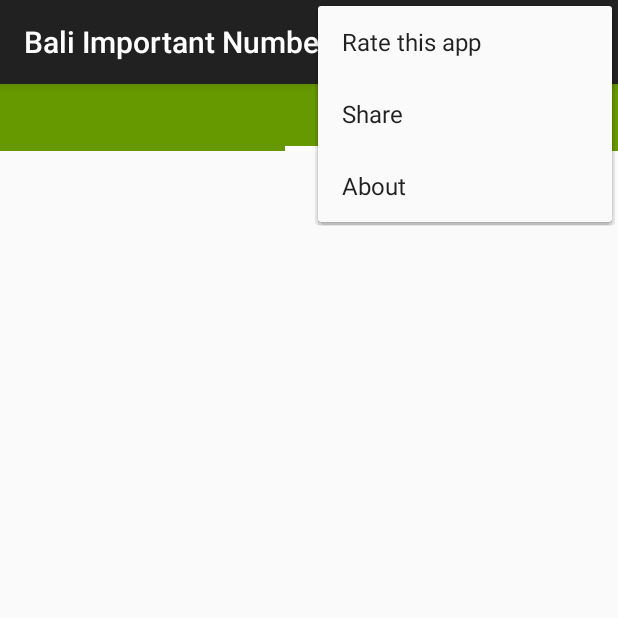
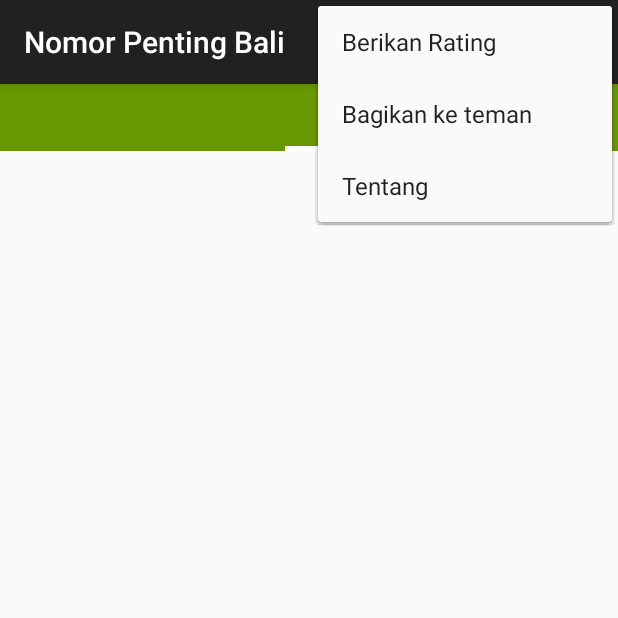
Before and after one commit to apps4bali/bali-important-numbers, an Android app: the screen it shows after launch (MainActivity), with the options menu open, on a phone screen of 412 x 824 dp, the top half of it. Run offline under Robolectric (Android 15) with nearby library versions, the phone set to English and light mode, and no system bars; our stand-ins replace Firebase (no records; nobody signed in at launch, a user with empty details on screens opened directly).

Commit message:
Changed package name and strings language.

```diff
--- a/app/build.gradle
+++ b/app/build.gradle
@@ -6,7 +6,7 @@ android {
     buildToolsVersion '28.0.3'
 
     defaultConfig {
-        applicationId "com.balicodes.balinumbers"
+        applicationId "com.apps4bali.nomorpenting"
         minSdkVersion 15
         targetSdkVersion 27
         versionCode 4
--- a/app/src/main/AndroidManifest.xml
+++ b/app/src/main/AndroidManifest.xml
@@ -1,6 +1,6 @@
 <?xml version="1.0" encoding="utf-8"?>
 <manifest xmlns:android="http://schemas.android.com/apk/res/android"
-    package="com.balicodes.balinumbers" >
+    package="com.apps4bali.nomorpenting" >
 
     <application
         android:allowBackup="true"
@@ -9,7 +9,7 @@
         android:theme="@style/AppTheme" >
 
         <activity
-            android:name=".MainActivity"
+            android:name="com.apps4bali.nomorpenting.MainActivity"
             android:label="@string/app_name_short" >
             <intent-filter>
                 <action android:name="android.intent.action.MAIN" />
--- a/app/src/main/java/com/balicodes/balinumbers/BaseListAdapter.java
+++ b/app/src/main/java/com/apps4bali/nomorpenting/BaseListAdapter.java
@@ -1,4 +1,4 @@
-package com.balicodes.balinumbers;
+package com.apps4bali.nomorpenting;
 
 import android.content.Context;
 import android.content.Intent;
@@ -10,7 +10,7 @@ import android.widget.BaseAdapter;
 import android.widget.Button;
 import android.widget.TextView;
 
-import com.balicodes.balinumbers.models.Contact;
+import com.apps4bali.nomorpenting.models.Contact;
 
 import java.util.List;
 
--- a/app/src/main/java/com/balicodes/balinumbers/MainActivity.java
+++ b/app/src/main/java/com/apps4bali/nomorpenting/MainActivity.java
@@ -1,4 +1,4 @@
-package com.balicodes.balinumbers;
+package com.apps4bali.nomorpenting;
 
 import android.app.AlertDialog;
 import android.content.ActivityNotFoundException;
@@ -14,7 +14,7 @@ import android.view.View;
 import android.widget.ProgressBar;
 import android.widget.Toast;
 
-import com.balicodes.balinumbers.models.Section;
+import com.apps4bali.nomorpenting.models.Section;
 import com.google.android.gms.tasks.OnCompleteListener;
 import com.google.android.gms.tasks.Task;
 import com.google.firebase.firestore.FirebaseFirestore;
--- a/app/src/main/java/com/balicodes/balinumbers/PagerAdapter.java
+++ b/app/src/main/java/com/apps4bali/nomorpenting/PagerAdapter.java
@@ -1,10 +1,10 @@
-package com.balicodes.balinumbers;
+package com.apps4bali.nomorpenting;
 
 import android.support.v4.app.Fragment;
 import android.support.v4.app.FragmentManager;
 import android.support.v4.app.FragmentPagerAdapter;
 
-import com.balicodes.balinumbers.models.Section;
+import com.apps4bali.nomorpenting.models.Section;
 
 import java.util.List;
 
--- a/app/src/main/java/com/balicodes/balinumbers/SectionFragment.java
+++ b/app/src/main/java/com/apps4bali/nomorpenting/SectionFragment.java
@@ -1,4 +1,4 @@
-package com.balicodes.balinumbers;
+package com.apps4bali.nomorpenting;
 
 import android.app.AlertDialog;
 import android.content.Intent;
@@ -16,7 +16,7 @@ import android.widget.LinearLayout;
 import android.widget.ListView;
 import android.widget.TextView;
 
-import com.balicodes.balinumbers.models.Contact;
+import com.apps4bali.nomorpenting.models.Contact;
 import com.google.android.gms.tasks.OnCompleteListener;
 import com.google.android.gms.tasks.Task;
 import com.google.firebase.firestore.FirebaseFirestore;
--- a/app/src/main/java/com/balicodes/balinumbers/models/Contact.java
+++ b/app/src/main/java/com/apps4bali/nomorpenting/models/Contact.java
@@ -1,4 +1,4 @@
-package com.balicodes.balinumbers.models;
+package com.apps4bali.nomorpenting.models;
 
 import com.google.firebase.firestore.QueryDocumentSnapshot;
 
--- a/app/src/main/java/com/balicodes/balinumbers/models/Section.java
+++ b/app/src/main/java/com/apps4bali/nomorpenting/models/Section.java
@@ -1,4 +1,4 @@
-package com.balicodes.balinumbers.models;
+package com.apps4bali.nomorpenting.models;
 
 import android.os.Bundle;
 
--- a/app/src/main/res/layout/activity_main.xml
+++ b/app/src/main/res/layout/activity_main.xml
@@ -4,7 +4,7 @@ xmlns:tools="http://schemas.android.com/tools"
 android:layout_width="match_parent"
 android:layout_height="match_parent"
 android:orientation="vertical"
-tools:context=".MainActivity">
+tools:context="com.apps4bali.nomorpenting.MainActivity">
 
     <android.support.v4.view.ViewPager xmlns:android="http://schemas.android.com/apk/res/android"
         android:id="@+id/pager"
--- a/app/src/main/res/menu/menu_main.xml
+++ b/app/src/main/res/menu/menu_main.xml
@@ -1,6 +1,6 @@
 <menu xmlns:android="http://schemas.android.com/apk/res/android"
     xmlns:app="http://schemas.android.com/apk/res-auto"
-    xmlns:tools="http://schemas.android.com/tools" tools:context=".MainActivity">
+    xmlns:tools="http://schemas.android.com/tools" tools:context="com.apps4bali.nomorpenting.MainActivity">
 
     <item android:id="@+id/action_rate" android:title="@string/action_rate"
         android:orderInCategory="100" app:showAsAction="never"/>
--- a/app/src/main/res/values/strings.xml
+++ b/app/src/main/res/values/strings.xml
@@ -1,14 +1,13 @@
 <?xml version="1.0" encoding="utf-8"?>
 <resources>
-    <string name="app_name">Bali Important Numbers</string>
-    <string name="app_name_short">Bali Important Numbers</string>
-    <string name="action_settings">Settings</string>
-    <string name="call">CALL</string>
-    <string name="action_rate">Rate this app</string>
-    <string name="action_share">Share</string>
-    <string name="action_about">About</string>
+    <string name="app_name">Nomor Penting Bali</string>
+    <string name="app_name_short">Nomor Penting Bali</string>
+    <string name="call">PANGGIL</string>
+    <string name="action_rate">Berikan Rating</string>
+    <string name="action_share">Bagikan ke teman</string>
+    <string name="action_about">Tentang</string>
 
-    <string name="share_text">Recommended app, Bali Important Numbers available on Android. https://goo.gl/TnIsul</string>
-    <string name="about_1" translatable="false">Collection of important phone numbers in Bali.\n\nVersion 1.0.3\n&#169; 2015-2019 Eka Putra\nhttps://ekaputra07.github.io</string>
-    <string name="about_2" translatable="false">Do you find this app useful? please rate us on Google Play.</string>
+    <string name="share_text">Aplikasi Nomor Penting/darurat di Bali tersedia untuk Android. Download disini https://goo.gl/TnIsul</string>
+    <string name="about_1" translatable="false">Daftar nomor telepon penting/darurat untuk wilayah Bali.\n\nVersi 1.0.3\n&#169; 2015-2019 Eka Putra\nhttps://ekaputra07.github.io</string>
+    <string name="about_2" translatable="false">Apakah menurut anda aplikasi ini berguna? tolong berikan rating di Google Play.</string>
 </resources>
```
Also changed, not shown: 2 other files.
